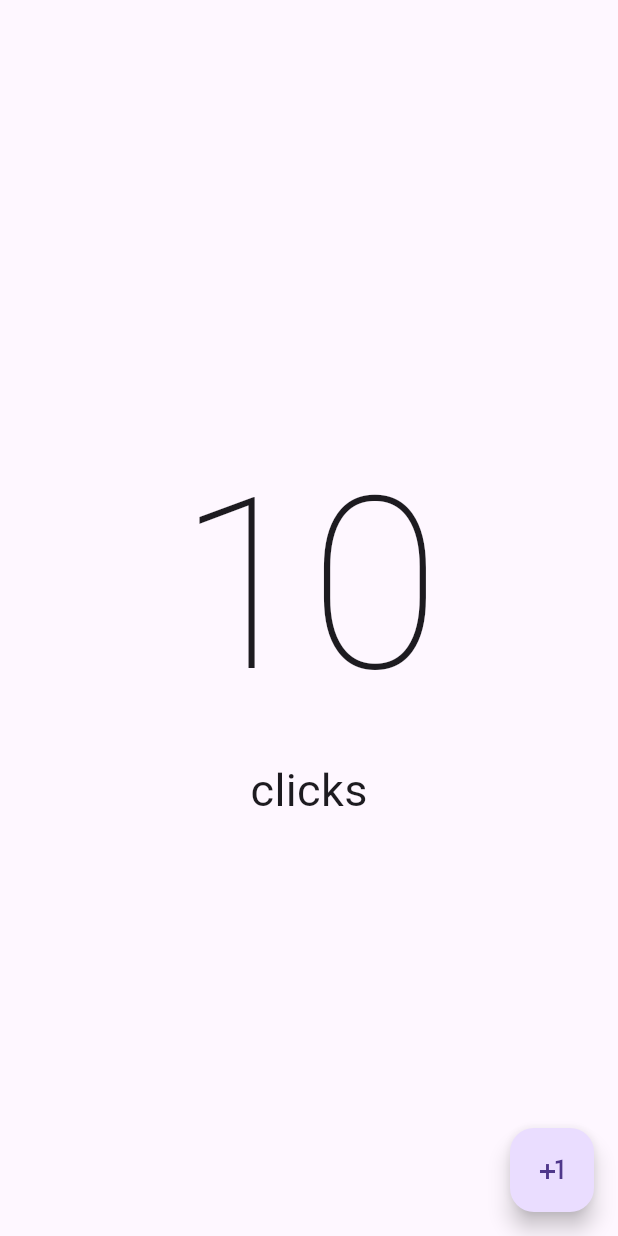
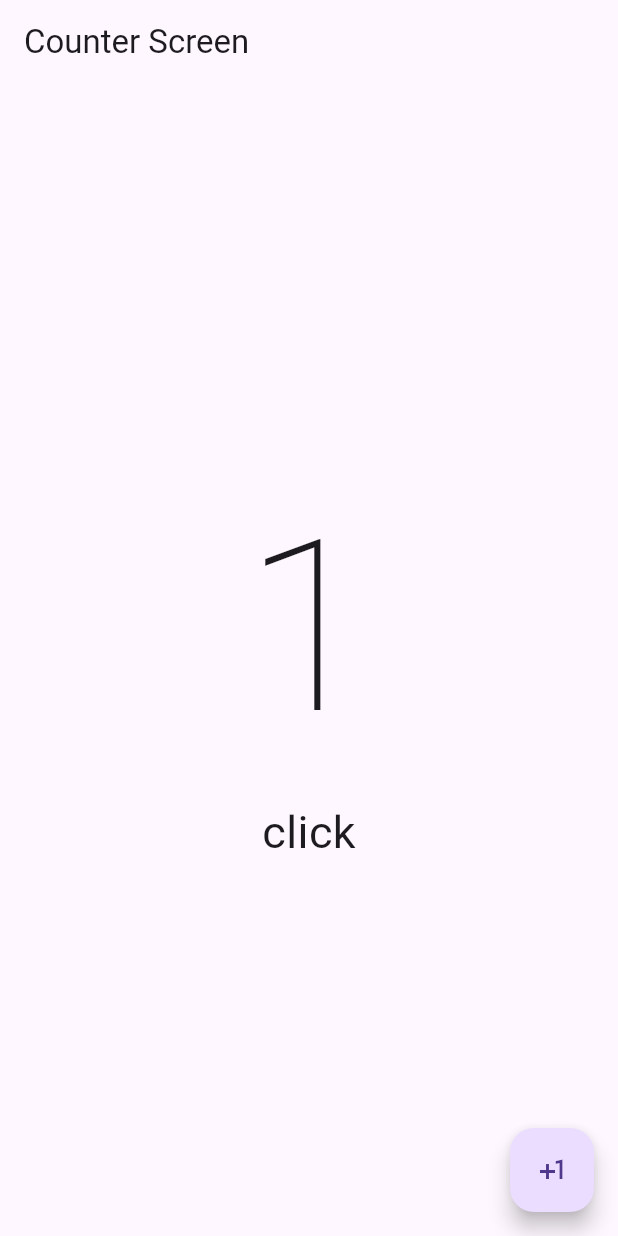
Before and after one commit to Sheiger/counter_function, a Flutter app: the screen it shows after launch, after a tap on the "plus one" icon, on a phone screen of 412 x 824 dp. Run offline on Flutter 3.47's test engine with Material 3 defaults, Android fonts, the phone set to English and light mode, and no system bars.

Commit message:
add counter of clicks

```diff
--- a/lib/presentation/screens/counter/counter_screen.dart
+++ b/lib/presentation/screens/counter/counter_screen.dart
@@ -1,22 +1,42 @@
 import 'package:flutter/material.dart';
 
-class CounterScreen extends StatelessWidget {
+class CounterScreen extends StatefulWidget {
+
   const CounterScreen({super.key});
+
+  @override
+  State<CounterScreen> createState() => _CounterScreenState();
+}
+
+class _CounterScreenState extends State<CounterScreen> {
+
+  int clickCounter = 0;
 
   @override
   Widget build(BuildContext context) {
     return Scaffold(
-        body: const Center(
+      appBar: AppBar (
+        title: const Text('Counter Screen'),
+      ),
+      body: Center(
         child: Column(
           mainAxisAlignment: MainAxisAlignment.center,
           children: [
-              Text('10', style: TextStyle( fontSize: 160, fontWeight: FontWeight.w100),),
-              Text('clicks', style: TextStyle( fontSize: 30),)
+            Text('$clickCounter', style: const TextStyle( fontSize: 160, fontWeight: FontWeight.w100),),
+            Text('click${clickCounter == 1? '':'s'}', style: const TextStyle( fontSize: 30),)
           ],
         ),
       ),
       floatingActionButton: FloatingActionButton(
-          onPressed: (){},
+        onPressed: (){
+          clickCounter++;
+          setState(() {});
+          /*  OTRA FORMA
+            setState(() {
+              clickCounter++;
+            });
+          */
+        },
       child: const Icon(Icons.plus_one),
       ),
     );
```
Lines whose indentation alone changed are shown as unchanged.
